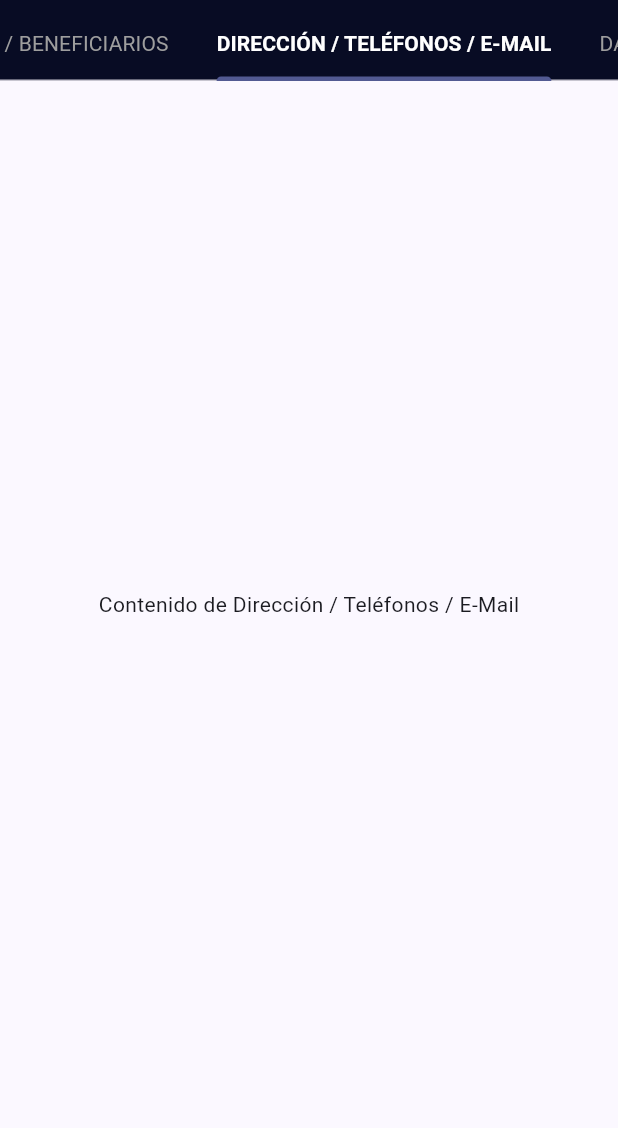
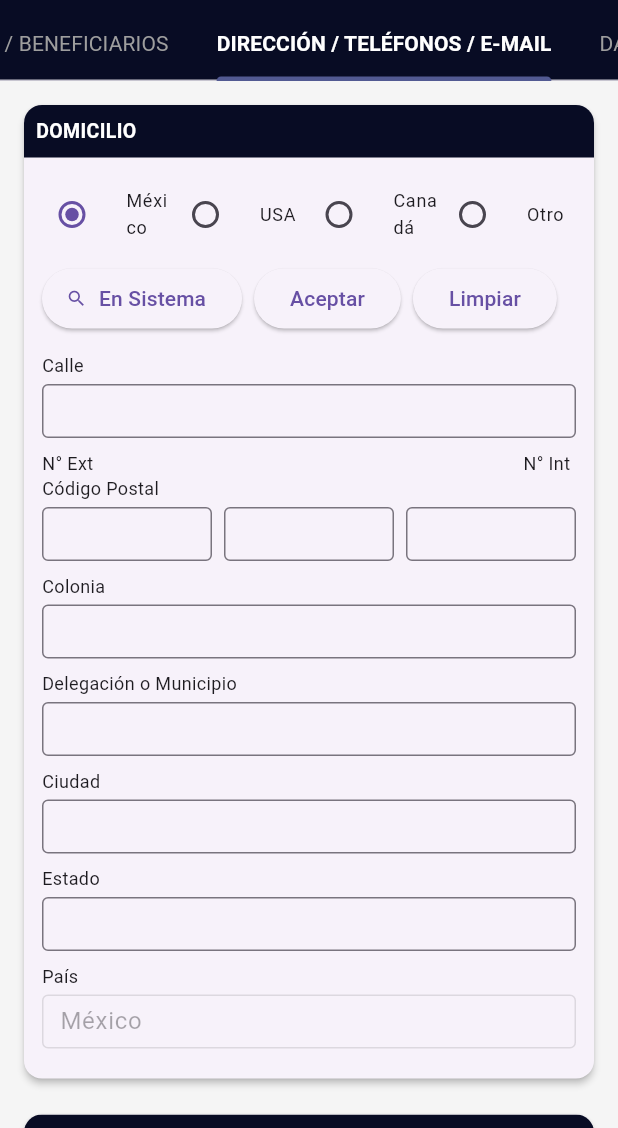
Before and after one commit to DanielOlivar/AppSocios, a Flutter app: the DatosGenerales screen opened directly with empty values, tab 2 chosen, on a phone screen of 412 x 824 dp, the part 108-1236 px from its top. Run offline on Flutter 3.47's test engine with Material 3 defaults, Android fonts, the phone set to English and light mode, and no system bars; our stand-ins replace shared_preferences; accounts and stored records are empty.

Commit message:
Vista direccion, telefonos y mail comenzados

```diff
--- a/lib/DatosGenerales/DatosGenerales.dart
+++ b/lib/DatosGenerales/DatosGenerales.dart
@@ -2,6 +2,7 @@ import 'package:flutter/material.dart';
 import 'package:flutter/services.dart';
 import '../ContratoData/ContratoData.dart';
 import 'package:shared_preferences/shared_preferences.dart';
+import '../Direcciones/DireccionesView.dart';
 
 class DatosGenerales extends StatefulWidget {
   final ContratoData datosContrato;
@@ -43,7 +44,18 @@ class _DatosGeneralesState extends State<DatosGenerales> {
 
   // meses válidos (abreviados en español)
   final List<String> _mesesValidos = [
-    "Ene", "Feb", "Mar", "Abr", "May", "Jun", "Jul", "Ago", "Sep", "Oct", "Nov", "Dic",
+    "Ene",
+    "Feb",
+    "Mar",
+    "Abr",
+    "May",
+    "Jun",
+    "Jul",
+    "Ago",
+    "Sep",
+    "Oct",
+    "Nov",
+    "Dic",
   ];
 
   @override
@@ -108,9 +120,7 @@ class _DatosGeneralesState extends State<DatosGenerales> {
         body: TabBarView(
           children: [
             _buildTitularesBeneficiariosTab(),
-            const Center(
-              child: Text("Contenido de Dirección / Teléfonos / E-Mail"),
-            ),
+            DireccionesView(),
             const Center(child: Text("Contenido de Datos Fiscales (RFC)")),
           ],
         ),
--- /dev/null
+++ b/lib/Direcciones/DireccionesView.dart
@@ -0,0 +1,400 @@
+import 'package:flutter/material.dart';
+
+// --- ENUMS para control de estado ---
+enum PaisSeleccionado { mexico, usa, canada, otro }
+
+enum FormatoDirUSA { standard, poBox, cmr }
+
+void main() {
+  runApp(DireccionesView());
+}
+
+class DireccionesView extends StatelessWidget {
+  @override
+  Widget build(BuildContext context) {
+    return MaterialApp(
+      debugShowCheckedModeBanner: false,
+      theme: ThemeData(
+        primarySwatch: Colors.indigo,
+        inputDecorationTheme: InputDecorationTheme(
+          border: OutlineInputBorder(),
+          isDense: true,
+          contentPadding: EdgeInsets.symmetric(horizontal: 8, vertical: 6),
+        ),
+      ),
+      home: Scaffold(
+        backgroundColor: Colors.grey[100],
+        body: SafeArea(
+          child: SingleChildScrollView(
+            padding: const EdgeInsets.all(12.0),
+            child: VistaDireccionEmail(),
+          ),
+        ),
+      ),
+    );
+  }
+}
+
+class VistaDireccionEmail extends StatefulWidget {
+  @override
+  State<VistaDireccionEmail> createState() => _VistaDireccionEmailState();
+}
+
+class _VistaDireccionEmailState extends State<VistaDireccionEmail> {
+  PaisSeleccionado _pais = PaisSeleccionado.mexico;
+  FormatoDirUSA _formatoUSA = FormatoDirUSA.standard;
+  bool _noTieneEmail = false;
+
+  @override
+  Widget build(BuildContext context) {
+    // Diseño adaptable: si es pantalla pequeña, apila las columnas.
+    bool isWide = MediaQuery.of(context).size.width > 900;
+
+    return isWide
+        ? Row(
+            crossAxisAlignment: CrossAxisAlignment.start,
+            children: [
+              Expanded(flex: 3, child: _buildSeccionDomicilio()),
+              SizedBox(width: 16),
+              Expanded(flex: 2, child: _buildDerecha()),
+            ],
+          )
+        : Column(
+            crossAxisAlignment: CrossAxisAlignment.start,
+            children: [
+              _buildSeccionDomicilio(),
+              SizedBox(height: 16),
+              _buildDerecha(),
+            ],
+          );
+  }
+
+  Widget _buildDerecha() => Column(
+    children: [
+      _buildSeccionTelefonos(),
+      SizedBox(height: 16),
+      _buildSeccionEmail(),
+      SizedBox(height: 16),
+      _buildSeccionNacionalidad(),
+    ],
+  );
+
+  // ================= DOMICILIO =================
+  Widget _buildSeccionDomicilio() {
+    return Card(
+      elevation: 2,
+      clipBehavior: Clip.antiAlias,
+      child: Column(
+        crossAxisAlignment: CrossAxisAlignment.start,
+        children: [
+          _buildHeader("DOMICILIO"),
+          Padding(
+            padding: const EdgeInsets.all(12.0),
+            child: Column(
+              children: [
+                Row(
+                  children: [
+                    _buildRadioPais("México", PaisSeleccionado.mexico),
+                    _buildRadioPais("USA", PaisSeleccionado.usa),
+                    _buildRadioPais("Canadá", PaisSeleccionado.canada),
+                    _buildRadioPais("Otro", PaisSeleccionado.otro),
+                  ],
+                ),
+                SizedBox(height: 6),
+                Row(
+                  children: [
+                    ElevatedButton.icon(
+                      onPressed: () {},
+                      icon: Icon(Icons.search, size: 14),
+                      label: Text("En Sistema"),
+                    ),
+                    SizedBox(width: 8),
+                    ElevatedButton(onPressed: () {}, child: Text("Aceptar")),
+                    SizedBox(width: 8),
+                    ElevatedButton(onPressed: () {}, child: Text("Limpiar")),
+                  ],
+                ),
+                SizedBox(height: 12),
+                _buildFormularioDinamico(),
+              ],
+            ),
+          ),
+        ],
+      ),
+    );
+  }
+
+  Widget _buildHeader(String text) => Container(
+    width: double.infinity,
+    padding: EdgeInsets.all(8),
+    color: const Color.fromRGBO(8, 12, 36, 1),
+    child: Text(
+      text,
+      style: TextStyle(
+        color: Colors.white,
+        fontWeight: FontWeight.bold,
+        fontSize: 13,
+      ),
+    ),
+  );
+
+  Widget _buildRadioPais(String titulo, PaisSeleccionado valor) {
+    return Expanded(
+      child: RadioListTile<PaisSeleccionado>(
+        title: Text(titulo, style: TextStyle(fontSize: 12)),
+        value: valor,
+        groupValue: _pais,
+        dense: true,
+        contentPadding: EdgeInsets.zero,
+        onChanged: (v) => setState(() => _pais = v!),
+      ),
+    );
+  }
+
+  Widget _buildFormularioDinamico() {
+    switch (_pais) {
+      case PaisSeleccionado.mexico:
+        return _buildFormMexico();
+      case PaisSeleccionado.usa:
+        return _buildFormUSA();
+      case PaisSeleccionado.canada:
+        return _buildFormCanada();
+      case PaisSeleccionado.otro:
+        return _buildFormOtro();
+    }
+  }
+
+  Widget _buildFormMexico() => Column(
+    crossAxisAlignment: CrossAxisAlignment.start,
+    children: [
+      _campo("Calle"),
+      _campo(
+        "N° Ext                                                                                         N° Int                                                          Código Postal",
+        triple: true,
+      ),
+      _campo("Colonia"),
+      _campo("Delegación o Municipio"),
+      _campo("Ciudad"),
+      _campo("Estado"),
+      _campo("País", valorFijo: "México"),
+    ],
+  );
+
+  Widget _buildFormUSA() => Column(
+    crossAxisAlignment: CrossAxisAlignment.start,
+    children: [
+      Text("Formato de Dirección"),
+      Row(
+        children: [
+          _buildRadioUSA("Standard", FormatoDirUSA.standard),
+          _buildRadioUSA("P.O. Box", FormatoDirUSA.poBox),
+          _buildRadioUSA("CMR", FormatoDirUSA.cmr),
+        ],
+      ),
+      SizedBox(height: 8),
+      _campo("Street"),
+      _campo("City"),
+      _campo("State                                                                                                                   Zip Code", doble: true),
+      _campo("País", valorFijo: "USA"),
+    ],
+  );
+
+  Widget _buildFormCanada() => Column(
+    crossAxisAlignment: CrossAxisAlignment.start,
+    children: [
+      _campo("Street"),
+      _campo("City"),
+      _campo("Province                                                                                                                   Zip Code", doble: true),
+      _campo("País", valorFijo: "Canada"),
+    ],
+  );
+
+  Widget _buildFormOtro() => Column(
+    crossAxisAlignment: CrossAxisAlignment.start,
+    children: [
+      for (int i = 1; i <= 5; i++) _campo("Línea $i"),
+      SizedBox(height: 8),
+      Text("País"),
+      DropdownButtonFormField(
+        items: [
+          "American",
+          "Arabia Saudita",
+          "Argentina",
+          "Brasil",
+          "Colombia",
+          "Europa",
+          "Inglaterra",
+          "Otro País",
+        ].map((e) => DropdownMenuItem(value: e, child: Text(e))).toList(),
+        onChanged: (v) {},
+      ),
+    ],
+  );
+
+  Widget _buildRadioUSA(String titulo, FormatoDirUSA valor) {
+    return Expanded(
+      child: RadioListTile<FormatoDirUSA>(
+        title: Text(titulo, style: TextStyle(fontSize: 12)),
+        value: valor,
+        groupValue: _formatoUSA,
+        dense: true,
+        contentPadding: EdgeInsets.zero,
+        onChanged: (v) => setState(() => _formatoUSA = v!),
+      ),
+    );
+  }
+
+  Widget _campo(
+    String label, {
+    bool doble = false,
+    bool triple = false,
+    String? valorFijo,
+  }) {
+    return Padding(
+      padding: const EdgeInsets.only(bottom: 8.0),
+      child: Column(
+        crossAxisAlignment: CrossAxisAlignment.start,
+        children: [
+          Text(label, style: TextStyle(fontSize: 12)),
+          SizedBox(height: 4),
+          if (valorFijo != null)
+            TextFormField(initialValue: valorFijo, enabled: false),
+          if (doble)
+            Row(
+              children: [
+                Expanded(child: TextFormField()),
+                SizedBox(width: 8),
+                Expanded(child: TextFormField()),
+              ],
+            ),
+          if (triple)
+            Row(
+              children: [
+                Expanded(child: TextFormField()),
+                SizedBox(width: 8),
+                Expanded(child: TextFormField()),
+                SizedBox(width: 8),
+                Expanded(child: TextFormField()),
+              ],
+            ),
+          if (valorFijo == null && !doble && !triple) TextFormField(),
+        ],
+      ),
+    );
+  }
+
+  // ================= TELÉFONOS =================
+  Widget _buildSeccionTelefonos() => Card(
+    elevation: 2,
+    clipBehavior: Clip.antiAlias,
+    child: Column(
+      crossAxisAlignment: CrossAxisAlignment.start,
+      children: [
+        _buildHeader("TELÉFONOS"),
+        Padding(
+          padding: const EdgeInsets.all(12.0),
+          child: Column(
+            children: [
+              for (var tel in [
+                "Casa 1",
+                "Casa 2",
+                "Oficina 1",
+                "Oficina 2",
+                "Celular 1",
+                "Celular 2",
+              ])
+                Row(
+                  children: [
+                    Radio(value: tel, groupValue: "Casa 1", onChanged: (v) {}),
+                    SizedBox(width: 4),
+                    Expanded(
+                      flex: 2,
+                      child: Text(tel, style: TextStyle(fontSize: 12)),
+                    ),
+                    SizedBox(width: 4),
+                    Expanded(flex: 1, child: TextFormField()),
+                    SizedBox(width: 4),
+                    Expanded(flex: 3, child: TextFormField()),
+                  ],
+                ),
+              SizedBox(height: 8),
+              ElevatedButton(onPressed: () {}, child: Text("Limpiar")),
+              SizedBox(height: 6),
+              Text(
+                "Debe capturar los teléfonos a 10 dígitos entre la lada y el número de teléfono y seleccionar un teléfono por default.",
+                style: TextStyle(color: Colors.red, fontSize: 10),
+              ),
+            ],
+          ),
+        ),
+      ],
+    ),
+  );
+
+  // ================= EMAIL =================
+  Widget _buildSeccionEmail() => Card(
+    elevation: 2,
+    clipBehavior: Clip.antiAlias,
+    child: Column(
+      crossAxisAlignment: CrossAxisAlignment.start,
+      children: [
+        _buildHeader("EMAIL"),
+        Padding(
+          padding: const EdgeInsets.all(12.0),
+          child: Column(
+            crossAxisAlignment: CrossAxisAlignment.start,
+            children: [
+              Text("Email 1"),
+              TextFormField(enabled: !_noTieneEmail),
+              SizedBox(height: 8),
+              Text("Email 2"),
+              TextFormField(enabled: !_noTieneEmail),
+              CheckboxListTile(
+                title: Text("No Tiene Correo Electrónico"),
+                value: _noTieneEmail,
+                dense: true,
+                onChanged: (v) => setState(() => _noTieneEmail = v ?? false),
+                contentPadding: EdgeInsets.zero,
+              ),
+              Text(
+                "En Caso de no tener ningún Correo Electrónico dejar los campos en blanco y seleccionar la casilla.",
+                style: TextStyle(color: Colors.red, fontSize: 10),
+              ),
+            ],
+          ),
+        ),
+      ],
+    ),
+  );
+
+  // ================= NACIONALIDAD =================
+  Widget _buildSeccionNacionalidad() => Card(
+    elevation: 2,
+    clipBehavior: Clip.antiAlias,
+    child: Padding(
+      padding: const EdgeInsets.all(12.0),
+      child: Column(
+        crossAxisAlignment: CrossAxisAlignment.start,
+        children: [
+          Text("Nacionalidad"),
+          SizedBox(height: 4),
+          DropdownButtonFormField(
+            value: "MEXICANA",
+            items: [
+              "MEXICANA",
+              "AMERICANA",
+              "CANADIENSE",
+              "ITALIANA",
+              "PERUANA",
+              "RUSO",
+              "SIL",
+              "VENEZOLANA",
+              "OTRA",
+            ].map((e) => DropdownMenuItem(value: e, child: Text(e))).toList(),
+            onChanged: (v) {},
+          ),
+        ],
+      ),
+    ),
+  );
+}
```
